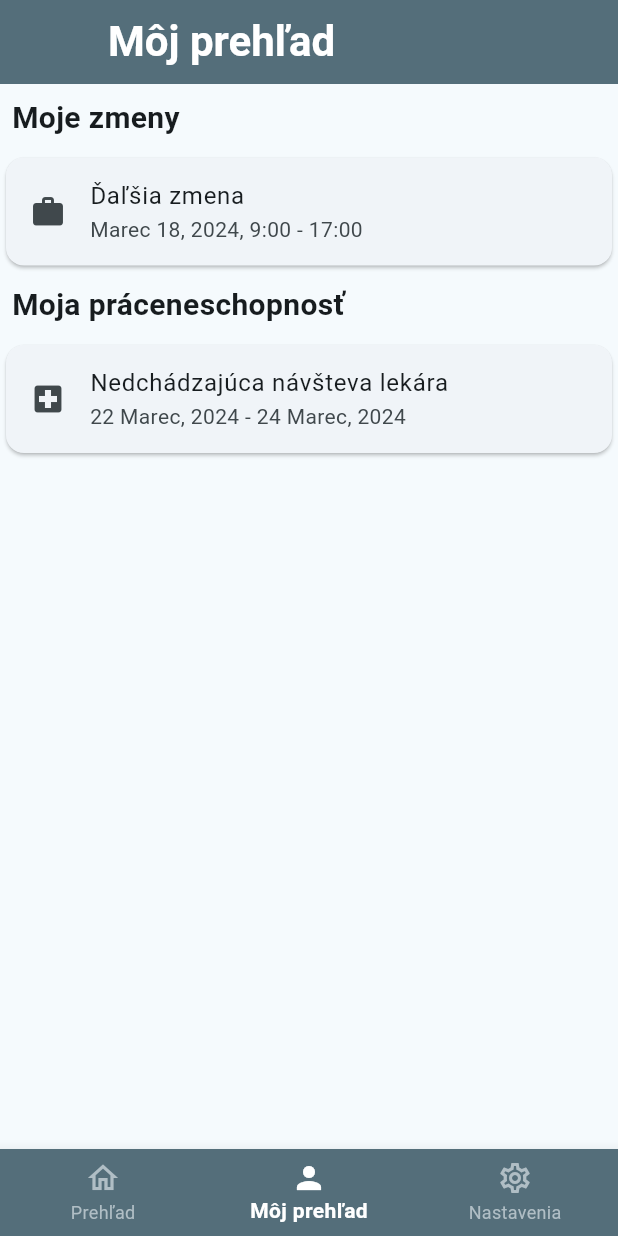
After one commit to maradlo/PulseCheckApp, a Flutter app: the HomeScreen screen opened directly, item 2 of the bottom bar chosen, on a phone screen of 412 x 824 dp. The commit adds this screen. Run offline on Flutter 3.47's test engine with Material 3 defaults, Android fonts, the phone set to English and light mode, and no system bars.

Commit message:
new screens

```diff
--- a/lib/main.dart
+++ b/lib/main.dart
@@ -14,7 +14,7 @@ class MyApp extends StatelessWidget {
       title: 'PulseCheck',
       debugShowCheckedModeBanner: false,
       theme: ThemeData(
-        colorScheme: ColorScheme.fromSeed(seedColor: Colors.orange),
+        colorScheme: ColorScheme.fromSeed(seedColor: Colors.blueGrey.shade600),
         useMaterial3: true,
       ),
       home: const LoginScreen(),
--- a/lib/screens/home_screen.dart
+++ b/lib/screens/home_screen.dart
@@ -1,4 +1,7 @@
 import 'package:flutter/material.dart';
+import 'package:pulse_check/screens/my_overview_screen.dart';
+import 'package:pulse_check/screens/overview_screen.dart';
+import 'package:pulse_check/screens/settings_screen.dart';
 
 class HomeScreen extends StatefulWidget {
   const HomeScreen({super.key});
@@ -8,11 +11,48 @@ class HomeScreen extends StatefulWidget {
 }
 
 class _HomeScreenState extends State<HomeScreen> {
+  int _currentIndex = 0;
+  final List<Widget> _children = [
+    const OverviewScreen(),
+    const MyOverviewScreen(),
+    const SettingsScreen(),
+  ];
+
+  void onTabTapped(int index) {
+    setState(() {
+      _currentIndex = index;
+    });
+  }
+
   @override
   Widget build(BuildContext context) {
-    return const Scaffold(
-        body: Center(
-      child: Text("Home Screen"),
-    ));
+    return Scaffold(
+      body: _children[_currentIndex],
+      bottomNavigationBar: BottomNavigationBar(
+        backgroundColor: Colors.blueGrey.shade600,
+        selectedItemColor: Colors.white,
+        unselectedItemColor: Colors.blueGrey.shade200,
+        onTap: onTabTapped,
+        selectedFontSize: 14.0,
+        unselectedFontSize: 12.0,
+        selectedLabelStyle: const TextStyle(fontWeight: FontWeight.w600),
+        unselectedLabelStyle: const TextStyle(fontWeight: FontWeight.w400),
+        currentIndex: _currentIndex,
+        items: const [
+          BottomNavigationBarItem(
+              icon: Icon(Icons.home_outlined),
+              label: 'Prehľad',
+              activeIcon: Icon(Icons.home)),
+          BottomNavigationBarItem(
+              icon: Icon(Icons.person_outline),
+              label: 'Môj prehľad',
+              activeIcon: Icon(Icons.person)),
+          BottomNavigationBarItem(
+              icon: Icon(Icons.settings_outlined),
+              label: 'Nastavenia',
+              activeIcon: Icon(Icons.settings)),
+        ],
+      ),
+    );
   }
 }
--- a/lib/screens/login_screen.dart
+++ b/lib/screens/login_screen.dart
@@ -1,4 +1,3 @@
-import 'dart:ui';
 import 'package:flutter/material.dart';
 import 'package:pulse_check/screens/home_screen.dart';
 
--- /dev/null
+++ b/lib/screens/my_overview_screen.dart
@@ -0,0 +1,58 @@
+import 'package:flutter/material.dart';
+
+class MyOverviewScreen extends StatefulWidget {
+  const MyOverviewScreen({super.key});
+
+  @override
+  State<MyOverviewScreen> createState() => _MyOverviewScreenState();
+}
+
+class _MyOverviewScreenState extends State<MyOverviewScreen> {
+  @override
+  Widget build(BuildContext context) {
+    return Scaffold(
+      appBar: AppBar(
+        title: const Text('Môj prehľad',
+            style: TextStyle(fontSize: 28.0, fontWeight: FontWeight.w600)),
+        backgroundColor: Colors.blueGrey.shade600,
+        foregroundColor: Colors.white,
+        leading: Container(),
+      ),
+      body: const SingleChildScrollView(
+        child: Column(
+          crossAxisAlignment: CrossAxisAlignment.start,
+          children: [
+            Padding(
+              padding: EdgeInsets.all(8.0),
+              child: Text(
+                'Moje zmeny',
+                style: TextStyle(fontSize: 20, fontWeight: FontWeight.bold),
+              ),
+            ),
+            Card(
+              child: ListTile(
+                leading: Icon(Icons.work),
+                title: Text('Ďaľšia zmena'),
+                subtitle: Text('Marec 18, 2024, 9:00 - 17:00'),
+              ),
+            ),
+            Padding(
+              padding: EdgeInsets.all(8.0),
+              child: Text(
+                'Moja práceneschopnosť',
+                style: TextStyle(fontSize: 20, fontWeight: FontWeight.bold),
+              ),
+            ),
+            Card(
+              child: ListTile(
+                leading: Icon(Icons.local_hospital),
+                title: Text('Nedchádzajúca návšteva lekára'),
+                subtitle: Text('22 Marec, 2024 - 24 Marec, 2024'),
+              ),
+            ),
+          ],
+        ),
+      ),
+    );
+  }
+}
```
Also changed, not shown: lib/screens/overview_screen.dart (added, +42 -0 lines), lib/screens/settings_screen.dart (added, +85 -0 lines), pubspec.lock, 2 other files.
